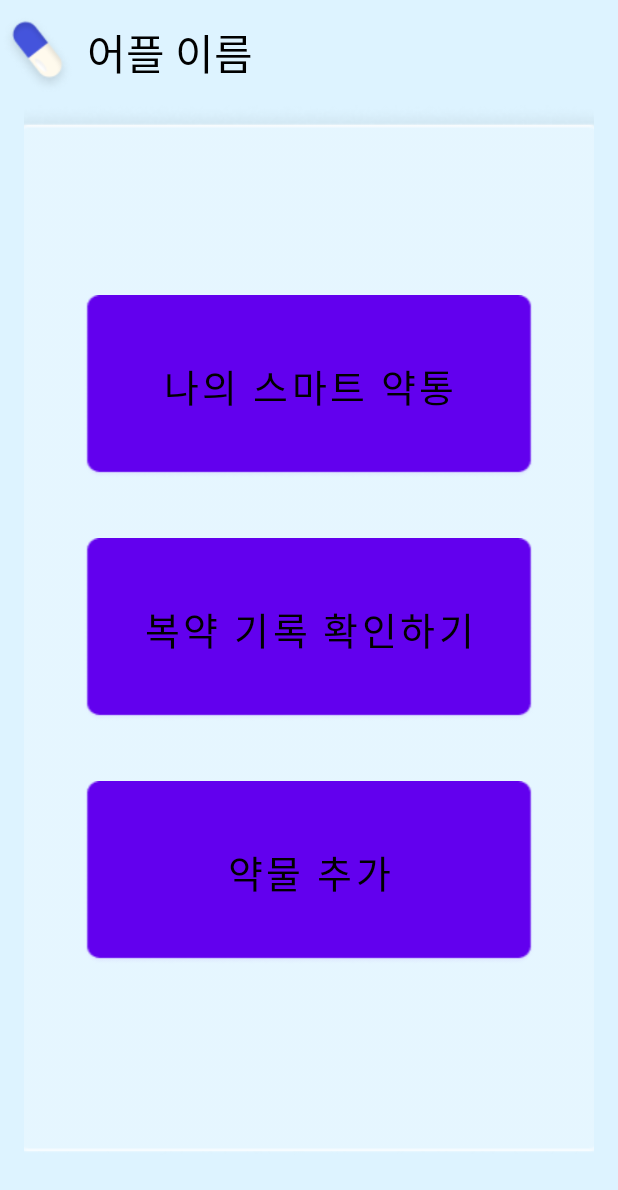
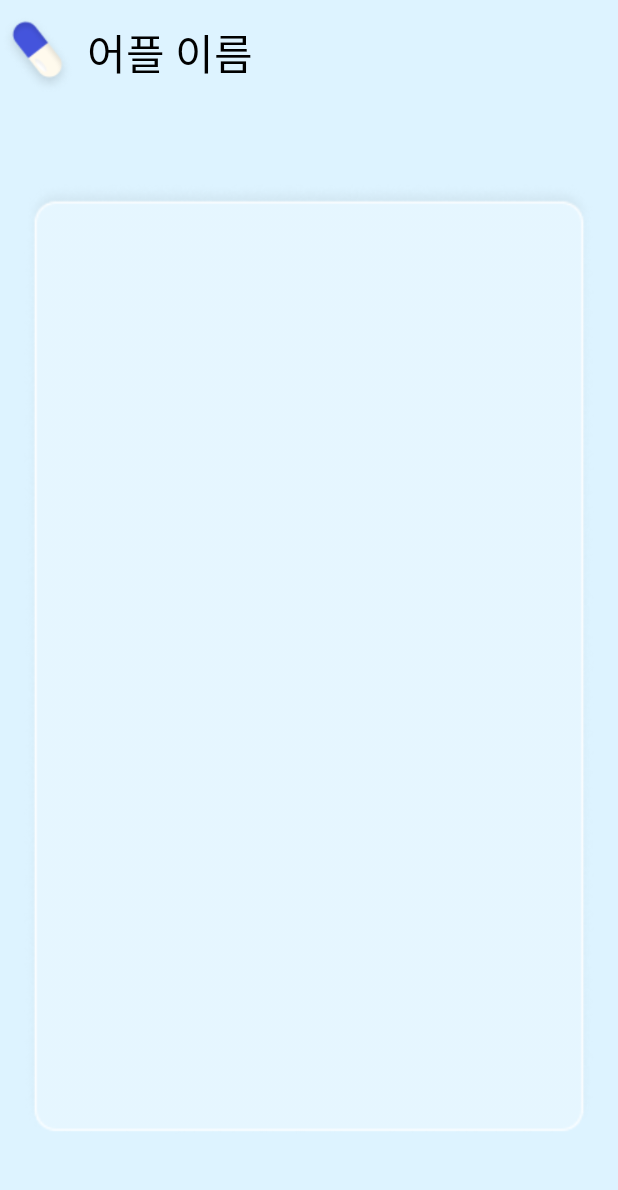
Before and after one commit to minzero31/2024-meit-frontend, an Android app: the ManagementFragment screen opened through its navigation route, on a phone screen of 412 x 824 dp. Shown: the top 1190 px of the screen. Run offline under Robolectric (Android 15) with nearby library versions, the light colour scheme and no system bars; our stand-ins replace navigation-ui.

Commit message:
Revert "Management 탭 버튼 3개 구현 & 화면 전환 기능 구현 "

```diff
--- a/app/src/main/java/com/example/a2024_meit_frontend/ui/management/ManagementFragment.kt
+++ b/app/src/main/java/com/example/a2024_meit_frontend/ui/management/ManagementFragment.kt
@@ -5,68 +5,20 @@ import android.view.LayoutInflater
 import android.view.View
 import android.view.ViewGroup
 import androidx.fragment.app.Fragment
-import com.example.a2024_meit_frontend.R
 import com.example.a2024_meit_frontend.databinding.FragmentManagementBinding
-import com.google.android.material.bottomnavigation.BottomNavigationView
 
 class ManagementFragment : Fragment() {
 
     private var _binding: FragmentManagementBinding? = null
     private val binding get() = _binding!!
-
-    private lateinit var navView: BottomNavigationView
-
     override fun onCreateView(
         inflater: LayoutInflater,
         container: ViewGroup?,
         savedInstanceState: Bundle?
     ): View {
         _binding = FragmentManagementBinding.inflate(inflater, container, false)
-
-        // BottomNavigationView 가져오기
-        navView = requireActivity().findViewById(R.id.nav_view)
-
-        // 첫 번째 버튼 클릭 시 MySmartMediCabinetFragment로 전환
-        binding.buttonSmartPillbox.setOnClickListener {
-            changeFragment(1) // MySmartMediCabinetFragment로 전환
-        }
-
-        // 두 번째 버튼 클릭 시 CheckRecordFragment로 전환
-        binding.buttonCheckMedication.setOnClickListener {
-            changeFragment(2) // CheckRecordFragment로 전환
-        }
-
-        // 세 번째 버튼 클릭 시 AddMedicineFragment로 전환
-        binding.buttonAddMedicine.setOnClickListener {
-            changeFragment(3) // AddMedicineFragment로 전환
-        }
-
         return binding.root
     }
-
-    // Fragment 전환 메서드 추가
-    private fun changeFragment(index: Int) {
-        val fragmentTransaction = parentFragmentManager.beginTransaction()
-
-        when (index) {
-            1 -> { // MySmartMediCabinetFragment로 전환
-                fragmentTransaction.replace(R.id.nav_host_fragment_activity_main, MySmartMediCabinetFragment())
-            }
-            2 -> { // CheckRecordFragment로 전환
-                fragmentTransaction.replace(R.id.nav_host_fragment_activity_main, CheckRecordFragment())
-            }
-            3 -> { // AddMedicineFragment로 전환
-                fragmentTransaction.replace(R.id.nav_host_fragment_activity_main, AddMedicineFragment())
-            }
-        }
-
-        // Bottom NavigationView를 항상 보이도록 설정
-        navView.visibility = View.VISIBLE
-
-        fragmentTransaction.commit() // Fragment 전환을 커밋
-    }
-
-
 
     override fun onDestroyView() {
         super.onDestroyView()
--- a/app/src/main/res/layout/fragment_management.xml
+++ b/app/src/main/res/layout/fragment_management.xml
@@ -33,66 +33,15 @@
             android:textColor="@color/black"
             android:textSize="28sp"
             android:layout_gravity="center_vertical" />
+
     </LinearLayout>
 
-    <!-- 배경 이미지와 버튼을 겹치게 할 FrameLayout -->
-    <FrameLayout
-        android:layout_width="match_parent"
-        android:layout_height="wrap_content"
-        android:layout_gravity="center">
-
-        <!-- 배경 이미지 -->
-        <ImageView
-            android:id="@+id/background_image"
-            android:layout_width="380dp"
-            android:layout_gravity="center"
-            android:layout_height="700dp"
-            android:src="@drawable/ic_main_background"
-            android:scaleType="centerCrop" />
-
-        <!-- 버튼 3개를 세로로 나열 -->
-        <LinearLayout
-            android:layout_width="wrap_content"
-            android:layout_height="wrap_content"
-            android:orientation="vertical"
-            android:gravity="center"
-            android:layout_gravity="center">
-
-            <!-- 첫 번째 버튼 -->
-            <Button
-                android:id="@+id/button_smart_pillbox"
-                android:layout_width="300dp"
-                android:layout_height="wrap_content"
-                android:background="@drawable/bg_management_button"
-                android:backgroundTint="@null"
-                android:text="나의 스마트 약통"
-                android:textColor="@color/black"
-                android:textSize="25sp"
-                android:layout_marginBottom="40dp" />
-
-            <!-- 두 번째 버튼 -->
-            <Button
-                android:id="@+id/button_check_medication"
-                android:layout_width="300dp"
-                android:layout_height="wrap_content"
-                android:background="@drawable/bg_management_button"
-                android:backgroundTint="#FFFFFF"
-                android:text="복약 기록 확인하기"
-                android:textColor="@color/black"
-                android:textSize="25sp"
-                android:layout_marginBottom="40dp"/>
-
-            <!-- 세 번째 버튼 -->
-            <Button
-                android:id="@+id/button_add_medicine"
-                android:layout_width="300dp"
-                android:layout_height="wrap_content"
-                android:background="@drawable/bg_management_button"
-                android:backgroundTint="@null"
-                android:text="약물 추가"
-                android:textColor="@color/black"
-                android:textSize="25sp" />
-        </LinearLayout>
-    </FrameLayout>
-
+    <!-- 아래에 배경 이미지 -->
+    <ImageView
+        android:id="@+id/background_image"
+        android:layout_width="380dp"
+        android:layout_gravity="center"
+        android:layout_height="500dp"
+        android:layout_weight="1"
+        android:src="@drawable/ic_main_background" />
 </LinearLayout>
--- a/app/src/main/res/values-night/themes.xml
+++ b/app/src/main/res/values-night/themes.xml
@@ -2,7 +2,7 @@
     <!-- Base application theme. -->
     <style name="Theme._2024meitfrontend" parent="Theme.MaterialComponents.DayNight.DarkActionBar">
         <!-- Primary brand color. -->
-        <item name="colorPrimary">@color/white</item>
+        <item name="colorPrimary">@color/purple_200</item>
         <item name="colorPrimaryVariant">@color/purple_700</item>
         <item name="colorOnPrimary">@color/black</item>
         <!-- Secondary brand color. -->
--- a/app/src/main/res/values/strings.xml
+++ b/app/src/main/res/values/strings.xml
@@ -3,5 +3,5 @@
     <string name="title_home">홈</string>
     <string name="title_management">복약관리</string>
     <string name="title_mypage">마이페이지</string>
-    <string name="app_name_test">약약약</string>
+    <string name="app_name_test">앱 이름</string>
 </resources>
--- a/app/src/main/res/values/themes.xml
+++ b/app/src/main/res/values/themes.xml
@@ -3,7 +3,7 @@
     <style name="Theme._2024meitfrontend" parent="Theme.MaterialComponents.DayNight.DarkActionBar">
         <!-- Primary brand color. -->
         <item name="colorPrimary">@color/purple_500</item>
-        <item name="colorPrimaryVariant">@color/white</item>
+        <item name="colorPrimaryVariant">@color/purple_700</item>
         <item name="colorOnPrimary">@color/white</item>
         <!-- Secondary brand color. -->
         <item name="colorSecondary">@color/teal_200</item>
```
Also changed, not shown: app/src/main/java/com/example/a2024_meit_frontend/ui/management/AddMedicineFragment.kt (deleted, +0 -49 lines), app/src/main/java/com/example/a2024_meit_frontend/ui/management/CheckRecordFragment.kt (deleted, +0 -29 lines), app/src/main/java/com/example/a2024_meit_frontend/ui/management/MySmartMediCabinetFragment.kt (deleted, +0 -29 lines), app/src/main/res/layout/fragment_addmedi.xml (deleted, +0 -15 lines), app/src/main/res/layout/fragment_checkrecord.xml (deleted, +0 -15 lines), app/src/main/res/layout/fragment_mypage.xml (+18 -39 lines), app/src/main/res/layout/fragment_mysmartmedicabinet.xml (deleted, +0 -15 lines), app/src/main/res/drawable/bg_management_button.png (deleted).
